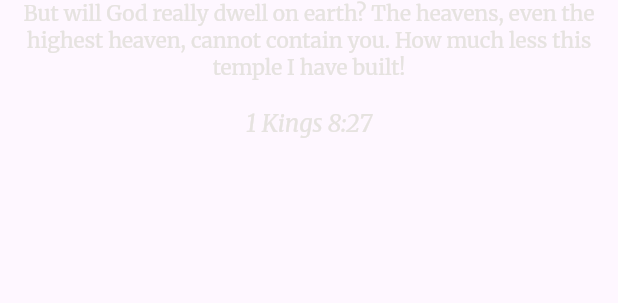
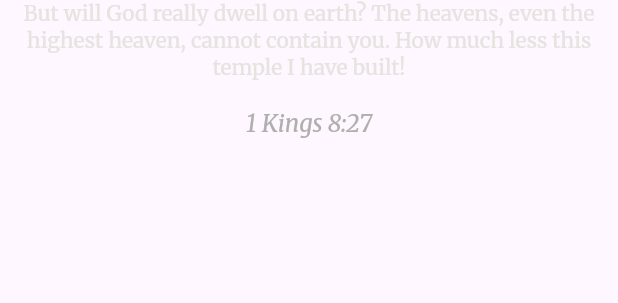
Before and after one commit to johnhcolani/Solomon-s-Temple-Direction, a Flutter app: the MyScrollablePages widget shown alone on an empty page, opened directly, swiped to page 2, on a phone screen of 412 x 824 dp. Shown: the part 528-831 px from the top of the screen. Run offline on Flutter 3.47's test engine with Material 3 defaults, Android fonts, the light colour scheme and no system bars; drawn by our look-alikes of smooth_page_indicator; our stand-ins replace dartz, equatable, flutter_bloc, flutter_compass, geolocator, google_fonts and 1 more.

Commit message:
Change some text color

```diff
--- a/lib/features/temple_direction/presentation/widgets/my_scrollable_pages.dart
+++ b/lib/features/temple_direction/presentation/widgets/my_scrollable_pages.dart
@@ -28,18 +28,19 @@ class _MyScrollablePagesState extends State<MyScrollablePages> {
                   text: TextSpan(
                     style: GoogleFonts.merriweather(
                       fontSize: Platform.isIOS ? 18 : 14,
-                      color: const Color(0xffe6e3e0),
+                      color: const Color(0xffffffff),
                     ),
                     children: [
                       const TextSpan(
-                        text: 'And now, God of Israel, let your word that you promised your servant David my father come true.\n\n',
+                        text: '\nAnd now, God of Israel, let your word that you promised your servant David my father come true.\n\n',
                       ),
                       TextSpan(
                         text: '1 Kings 8:26',
                         style: GoogleFonts.merriweather(
                           fontSize: 16,
                           fontStyle: FontStyle.italic,
-                          color: const Color(0xffe6e3e0),
+                          fontWeight: FontWeight.bold,
+                          color: const Color(0xffb1afad),
                         ),
                       ),
                     ],
@@ -64,7 +65,7 @@ class _MyScrollablePagesState extends State<MyScrollablePages> {
                         style: GoogleFonts.merriweather(
                           fontSize: 16,
                           fontStyle: FontStyle.italic,
-                          color: const Color(0xffe6e3e0),
+                          color: const Color(0xffb1afad),
                         ),
                       ),
                     ],
@@ -89,7 +90,7 @@ class _MyScrollablePagesState extends State<MyScrollablePages> {
                         style: GoogleFonts.merriweather(
                           fontSize: 16,
                           fontStyle: FontStyle.italic,
-                          color: const Color(0xffe6e3e0),
+                          color: const Color(0xffb1afad),
                         ),
                       ),
                     ],
```
Also changed, not shown: lib/features/temple_direction/presentation/screens/direction_screen.dart (+8 -1 lines).
